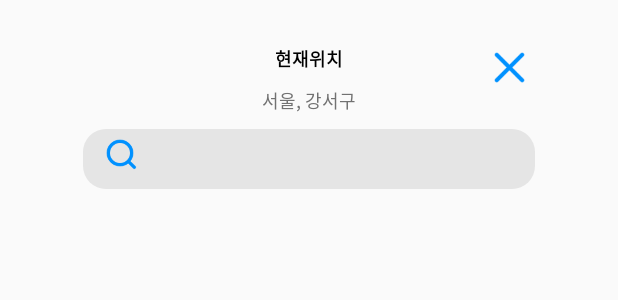
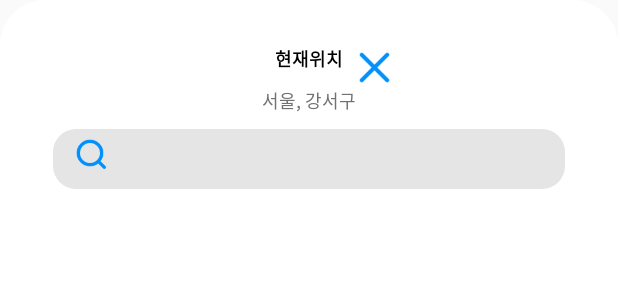
Before and after one commit to zzangjames/SeoulAlarmApp, an Android app: the layout weather_dialog_layout.xml on its own in the app's theme, with its tools: preview values and no code run, on a phone screen of 412 x 824 dp. Shown: the top 300 px of the screen. Run offline under Robolectric (Android 15) with nearby library versions, the phone set to English and light mode, and no system bars.

Commit message:
Third commit by HanSung about weather page Vol1

```diff
--- /dev/null
+++ b/app/src/main/res/drawable/weather_dialog_round_white_background.xml
@@ -0,0 +1,13 @@
+<?xml version="1.0" encoding="utf-8"?>
+<shape xmlns:android="http://schemas.android.com/apk/res/android"
+    android:shape="rectangle"
+    android:padding="10dp">
+
+    <solid android:color="#FFF" />
+    <corners
+        android:bottomLeftRadius="30dp"
+        android:bottomRightRadius="30dp"
+        android:topLeftRadius="30dp"
+        android:topRightRadius="30dp" />
+
+</shape>
--- a/app/src/main/res/layout/weather_dialog_layout.xml
+++ b/app/src/main/res/layout/weather_dialog_layout.xml
@@ -1,13 +1,14 @@
 <?xml version="1.0" encoding="utf-8"?>
 <RelativeLayout
     xmlns:android="http://schemas.android.com/apk/res/android"
-    android:layout_width="match_parent"
-    android:layout_height="240dp">
+    android:layout_width="wrap_content"
+    android:layout_height="wrap_content"
+    android:background="@drawable/weather_dialog_round_white_background">
 
 
     <FrameLayout
         android:layout_width="match_parent"
-        android:layout_height="match_parent">
+        android:layout_height="240dp">
 
         <LinearLayout
             android:layout_width="match_parent"
@@ -40,8 +41,9 @@
                 android:layout_height="40dp"
                 android:textSize="14dp"
                 android:background="@drawable/weather_round_grey_background"
-                android:layout_marginLeft="55dp"
-                android:layout_marginRight="55dp" />
+                android:layout_marginLeft="35dp"
+                android:layout_marginRight="35dp"
+                android:paddingLeft="40dp"/>
 
         </LinearLayout>
 
@@ -51,14 +53,14 @@
             android:layout_height="40dp"
             android:src="@drawable/cancel"
             android:layout_marginTop="25dp"
-            android:layout_marginLeft="320dp"/>
+            android:layout_marginLeft="230dp"/>
 
         <ImageView
             android:id="@+id/btnSearch"
             android:layout_width="33dp"
             android:layout_height="33dp"
             android:src="@drawable/search"
-            android:layout_marginLeft="63dp"
+            android:layout_marginLeft="43dp"
             android:layout_marginTop="85dp"/>
 
 
--- a/app/src/main/res/values/strings.xml
+++ b/app/src/main/res/values/strings.xml
@@ -1,4 +1,5 @@
 <resources>
     <string name="app_name">SeoulAlarm</string>
     <string name="temperMark">°</string>
+    <string name="dustMark">㎛/m³</string>
 </resources>
```
Also changed, not shown: app/src/main/java/com/example/seoulalarm/CustomDialogWeather.java (+28 -18 lines), app/src/main/java/com/example/seoulalarm/FragmentWeather.java (+3 -18 lines).
